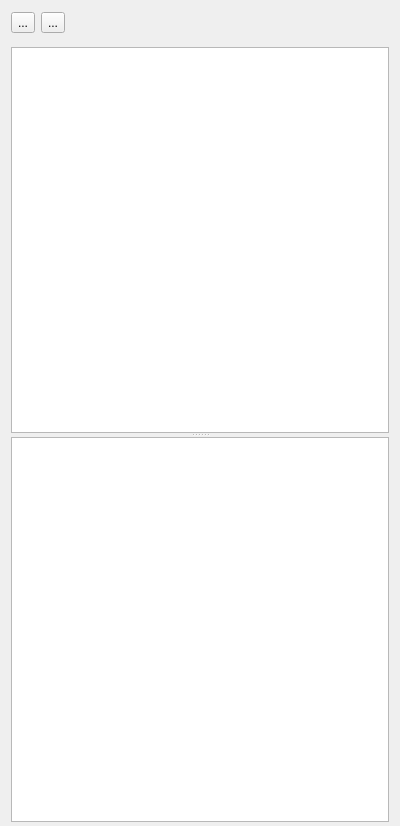
Qt form sources/pythonview.ui (mikaelsundell/usdviewer) before a commit.
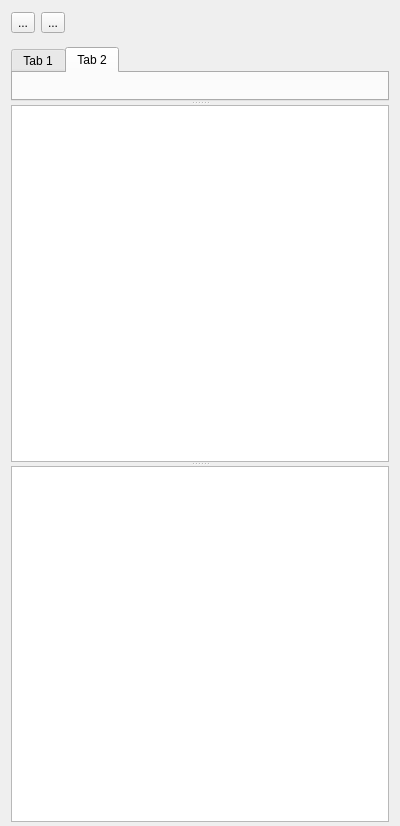
The same form after that commit. Custom widgets are drawn as their Qt base class.

What changed in the file:
```diff
--- a/sources/pythonview.ui
+++ b/sources/pythonview.ui
@@ -90,6 +90,25 @@
        <number>0</number>
       </property>
       <item>
+       <widget class="QSplitter" name="splitter_2">
+        <property name="orientation">
+         <enum>Qt::Orientation::Vertical</enum>
+        </property>
+        <widget class="QTabWidget" name="tabWidget">
+         <property name="currentIndex">
+          <number>1</number>
+         </property>
+         <widget class="QWidget" name="tab">
+          <attribute name="title">
+           <string>Tab 1</string>
+          </attribute>
+         </widget>
+         <widget class="QWidget" name="tab_2">
+          <attribute name="title">
+           <string>Tab 2</string>
+          </attribute>
+         </widget>
+        </widget>
        <widget class="QSplitter" name="splitter">
         <property name="orientation">
          <enum>Qt::Orientation::Vertical</enum>
@@ -99,6 +118,7 @@
          <property name="readOnly">
           <bool>true</bool>
          </property>
+         </widget>
         </widget>
        </widget>
       </item>
```
Lines whose indentation alone changed are shown as unchanged.
